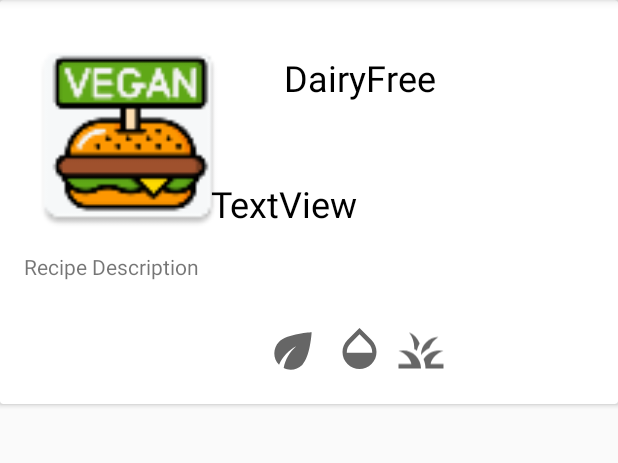
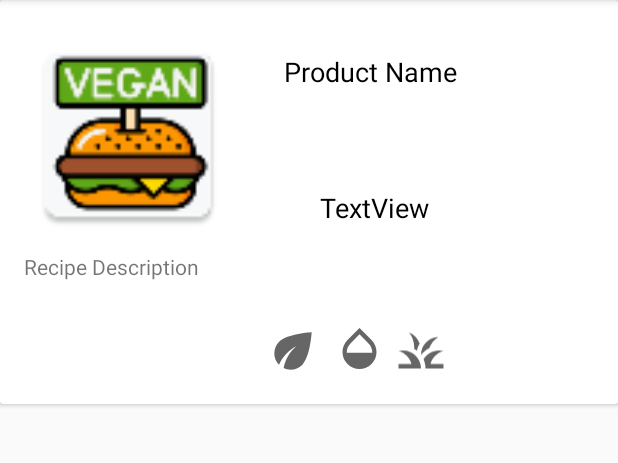
Before and after one commit to kellybertels/FoodYourWay, an Android app: the fragment RecipesFragment shown on its own in the app's theme, on a phone screen of 412 x 824 dp, the part 84-547 px from its top. Run offline under Robolectric (Android 15) with nearby library versions, the phone set to English and light mode, and no system bars; our stand-ins replace Firebase (no records; nobody signed in at launch, a user with empty details on screens opened directly).

Commit message:
strings and layout small fixes.

```diff
--- a/app/src/main/java/ie/wit_student/fragments/FoodFragment.kt
+++ b/app/src/main/java/ie/wit_student/fragments/FoodFragment.kt
@@ -34,6 +34,8 @@ class FoodFragment : Fragment(), AnkoLogger {
     lateinit var app: FYWApp
     var totalDonated = 0
     lateinit var loader : AlertDialog
+   // private lateinit var binding:ActivityMainBinding
+
     lateinit var eventListener : ValueEventListener
     lateinit var root: View
     var foodname: String = ""
--- a/app/src/main/res/layout/fragment_food_recipes.xml
+++ b/app/src/main/res/layout/fragment_food_recipes.xml
@@ -26,18 +26,18 @@
 
         <TextView
             android:id="@+id/paymentamount9"
-            android:layout_width="140dp"
-            android:layout_height="86dp"
+            android:layout_width="122dp"
+            android:layout_height="38dp"
             android:layout_alignParentTop="true"
             android:layout_alignParentEnd="true"
-            android:layout_marginStart="16dp"
-            android:layout_marginTop="103dp"
-            android:layout_marginEnd="115dp"
-            android:layout_toEndOf="@+id/imageIcon"
+            android:layout_marginStart="41dp"
+            android:layout_marginTop="110dp"
+            android:layout_marginEnd="76dp"
+            android:layout_toEndOf="@+id/imageIcon9"
             android:text="TextView"
             android:textAlignment="viewStart"
             android:textColor="#000000"
-            android:textSize="24sp"
+            android:textSize="18sp"
             tools:text="€1000" />
 
         <TextView
@@ -50,10 +50,10 @@
             android:layout_marginTop="19dp"
             android:layout_marginEnd="71dp"
             android:layout_toEndOf="@+id/imageIcon"
-            android:text="@string/dairyfree"
+            android:text="@string/productTitle"
             android:textAlignment="viewStart"
             android:textColor="#000000"
-            android:textSize="24sp" />
+            android:textSize="18sp" />
 
         <ImageView
             android:id="@+id/vegan_icon9"
--- a/app/src/main/res/menu/activity_home_drawer.xml
+++ b/app/src/main/res/menu/activity_home_drawer.xml
@@ -26,7 +26,7 @@
             android:title="@string/menu_about" />
     </group>
 
-    <item android:title="Communicate">
+    <item android:title="Create your own:">
     <menu>
         <item
             android:id="@+id/nav_share"
--- a/app/src/main/res/values/strings.xml
+++ b/app/src/main/res/values/strings.xml
@@ -39,8 +39,8 @@
     <string name="menu_basket">Basket</string>
     <string name="menu_recipes">All Recipes</string>
     <string name="menu_about">About Us</string>
-    <string name="menu_share">Share</string>
-    <string name="menu_send">Send</string>
+    <string name="menu_share">Create Own Recipe</string>
+    <string name="menu_send">Payment Details</string>
 
     <string name="aboutus_title">Food you way </string>
     <string name="aboutus_message">We want to make your happy, we are specialised,\n\nin Making Delicious Healthy Foods for you.\n\n Let us know how you feel!</string>
```
Also changed, not shown: app/src/main/res/layout/fragment_list.xml (+8 -9 lines), 1 other file.
